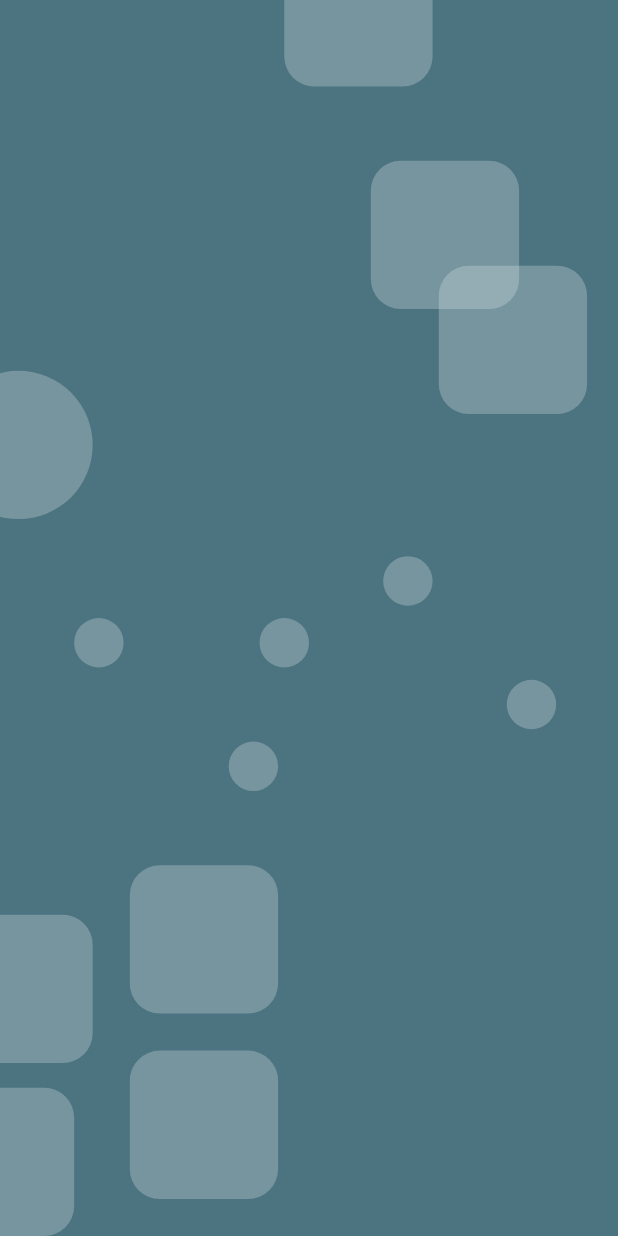
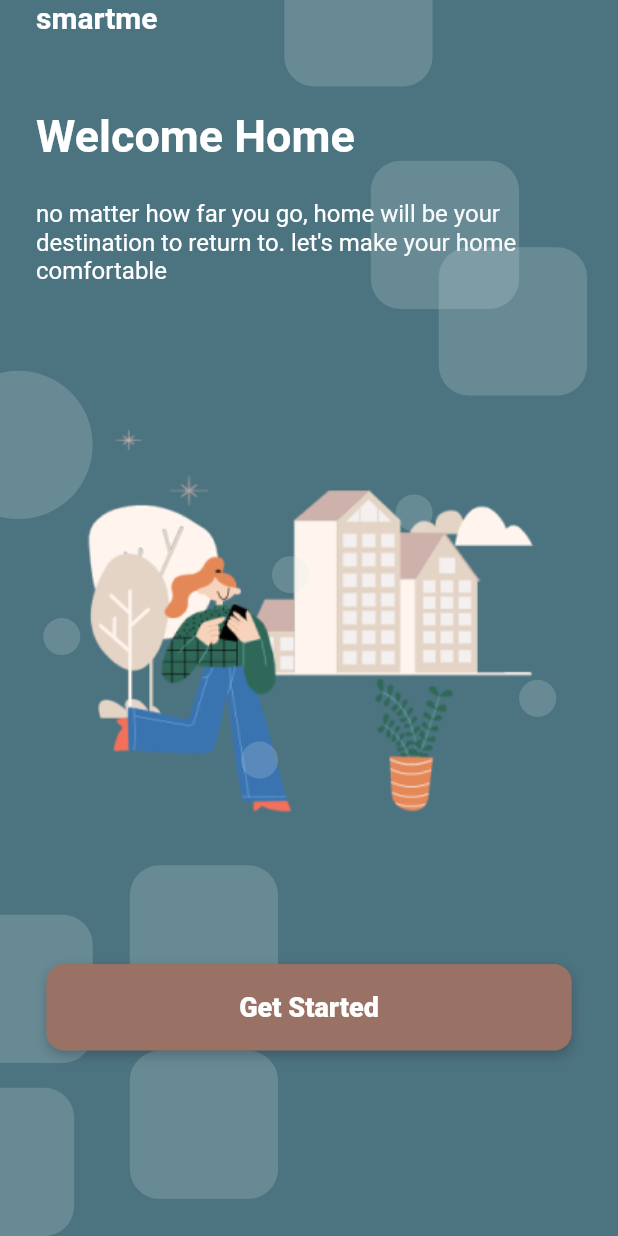
Before and after one commit to sajibahmedb98/smart-home-app-ui, a Flutter app: the screen it shows after launch, on a phone screen of 412 x 824 dp. Run offline on Flutter 3.47's test engine with Material 2 defaults, Android fonts, the phone set to English and light mode, and no system bars.

Commit message:
splash screen

```diff
--- a/lib/colors.dart
+++ b/lib/colors.dart
@@ -1,7 +1,7 @@
 import 'package:flutter/material.dart';
 
 const Color surfaceColor = Color(0xffE7DDDA);
-const Color mainColor = Color(0xff9A7265);
+const Color mainColor = Color(0xFF9A7265);
 const Color surface2Color = Color(0xffD8E4E8);
 const Color main2Color = Color(0xff4C7380);
 const Color surface3Color = Color(0xffE0EBE2);
--- a/lib/components/random_container.dart
+++ b/lib/components/random_container.dart
@@ -24,7 +24,7 @@ class RandomContainer extends StatelessWidget {
         height: size,
         width: size,
         decoration: BoxDecoration(
-          color: surface2Color.withOpacity(0.3),
+          color: surface2Color.withOpacity(0.2),
           borderRadius: BorderRadius.circular(radius),
         ),
       ),
--- /dev/null
+++ b/lib/screens/home_screen.dart
@@ -0,0 +1,10 @@
+import 'package:flutter/material.dart';
+
+class HomeScreen extends StatelessWidget {
+  const HomeScreen({super.key});
+
+  @override
+  Widget build(BuildContext context) {
+    return const Scaffold();
+  }
+}
--- a/lib/screens/splash_screen.dart
+++ b/lib/screens/splash_screen.dart
@@ -1,6 +1,8 @@
 import 'package:flutter/material.dart';
 import 'package:smart_home/colors.dart';
 import 'package:smart_home/components/random_container.dart';
+import 'package:smart_home/screens/home_screen.dart';
+import 'package:smart_home/widgets/my_button.dart';
 
 class SplasScreen extends StatelessWidget {
   const SplasScreen({super.key});
@@ -9,87 +11,158 @@ class SplasScreen extends StatelessWidget {
   Widget build(BuildContext context) {
     final deviceHeight = MediaQuery.of(context).size.height;
     final deviceWidth = MediaQuery.of(context).size.width;
-    return  Scaffold(
+    return Scaffold(
       backgroundColor: main2Color,
       body: Stack(
         children: [
-          RandomContainer(
-            size: deviceHeight*0.12,
-            radius: 20,
-            positionRight: deviceWidth*0.3,
-            positionTop: -deviceWidth*0.1,
+          const Padding(
+            padding: EdgeInsets.symmetric(
+              horizontal: 24,
+            ),
+            child: SafeArea(
+              child: Column(
+                mainAxisAlignment: MainAxisAlignment.spaceBetween,
+                crossAxisAlignment: CrossAxisAlignment.start,
+                children: [
+                  Column(
+                    crossAxisAlignment: CrossAxisAlignment.start,
+                    children: [
+                      Text(
+                        'smartme',
+                        style: TextStyle(
+                          color: Colors.white,
+                          fontWeight: FontWeight.bold,
+                          fontSize: 20,
+                        ),
+                      ),
+                      SizedBox(
+                        height: 50,
+                      ),
+                      Text(
+                        'Welcome Home',
+                        style: TextStyle(
+                          color: Colors.white,
+                          fontWeight: FontWeight.bold,
+                          fontSize: 30,
+                        ),
+                      ),
+                      SizedBox(
+                        height: 25,
+                      ),
+                      Text(
+                        "no matter how far you go, home will be your destination to return to. let's make your home comfortable",
+                        style: TextStyle(
+                          fontSize: 16,
+                          color: Colors.white,
+                          fontWeight: FontWeight.w400,
+                        ),
+                      ),
+                    ],
+                  ),
+                ],
+              ),
+            ),
+          ),
+          Center(
+            child: Image(
+              height: deviceHeight,
+              width: deviceWidth,
+              image: const AssetImage('lib/assets/splash-image.png'),
+            ),
           ),
           RandomContainer(
-            size: deviceHeight*0.12,
+            size: deviceHeight * 0.12,
             radius: 20,
-            positionRight: deviceWidth*0.16,
-            positionTop: deviceWidth*0.26,
+            positionRight: deviceWidth * 0.3,
+            positionTop: -deviceWidth * 0.1,
           ),
           RandomContainer(
-            size: deviceHeight*0.12,
+            size: deviceHeight * 0.12,
             radius: 20,
-            positionRight: deviceWidth*0.05,
-            positionTop: deviceWidth*0.43,
+            positionRight: deviceWidth * 0.16,
+            positionTop: deviceWidth * 0.26,
           ),
           RandomContainer(
-            size: deviceHeight*0.12,
-            radius: 100,
-            positionRight: deviceWidth*0.85,
-            positionTop: deviceWidth*0.6,
+            size: deviceHeight * 0.12,
+            radius: 20,
+            positionRight: deviceWidth * 0.05,
+            positionTop: deviceWidth * 0.4,
           ),
           RandomContainer(
-            size: deviceHeight*0.04,
+            size: deviceHeight * 0.12,
             radius: 100,
-            positionRight: deviceWidth*0.8,
-            positionTop: deviceWidth*1,
+            positionRight: deviceWidth * 0.85,
+            positionTop: deviceWidth * 0.6,
           ),
           RandomContainer(
-            size: deviceHeight*0.04,
+            size: deviceHeight * 0.03,
             radius: 100,
-            positionRight: deviceWidth*0.3,
-            positionTop: deviceWidth*0.9,
-          ),
-           RandomContainer(
-            size: deviceHeight*0.04,
-            radius: 100,
-            positionRight: deviceWidth*0.5,
-            positionTop: deviceHeight*0.5,
+            positionRight: deviceWidth * 0.87,
+            positionTop: deviceWidth * 1,
           ),
           RandomContainer(
-            size: deviceHeight*0.04,
+            size: deviceHeight * 0.03,
             radius: 100,
-            positionRight: deviceWidth*0.1,
-            positionTop: deviceHeight*0.55,
+            positionRight: deviceWidth * 0.3,
+            positionTop: deviceWidth * 0.8,
           ),
           RandomContainer(
-            size: deviceHeight*0.04,
+            size: deviceHeight * 0.03,
             radius: 100,
-            positionRight: deviceWidth*0.55,
-            positionTop: deviceHeight*0.6,
+            positionRight: deviceWidth * 0.5,
+            positionTop: deviceHeight * 0.45,
           ),
           RandomContainer(
-            size: deviceHeight*0.12,
-            radius: 20,
-            positionRight: deviceWidth*0.55,
-            positionTop: deviceHeight*0.7,
+            size: deviceHeight * 0.03,
+            radius: 100,
+            positionRight: deviceWidth * 0.1,
+            positionTop: deviceHeight * 0.55,
           ),
           RandomContainer(
-            size: deviceHeight*0.12,
-            radius: 20,
-            positionRight: deviceWidth*0.55,
-            positionTop: deviceHeight*0.85,
+            size: deviceHeight * 0.03,
+            radius: 100,
+            positionRight: deviceWidth * 0.55,
+            positionTop: deviceHeight * 0.6,
           ),
           RandomContainer(
-            size: deviceHeight*0.12,
+            size: deviceHeight * 0.12,
             radius: 20,
-            positionRight: deviceWidth*0.85,
-            positionTop: deviceHeight*0.74,
+            positionRight: deviceWidth * 0.55,
+            positionTop: deviceHeight * 0.7,
           ),
           RandomContainer(
-            size: deviceHeight*0.12,
+            size: deviceHeight * 0.12,
             radius: 20,
-            positionRight: deviceWidth*0.88,
-            positionTop: deviceHeight*0.88,
+            positionRight: deviceWidth * 0.55,
+            positionTop: deviceHeight * 0.85,
+          ),
+          RandomContainer(
+            size: deviceHeight * 0.12,
+            radius: 20,
+            positionRight: deviceWidth * 0.85,
+            positionTop: deviceHeight * 0.74,
+          ),
+          RandomContainer(
+            size: deviceHeight * 0.12,
+            radius: 20,
+            positionRight: deviceWidth * 0.88,
+            positionTop: deviceHeight * 0.88,
+          ),
+          Padding(
+            padding: EdgeInsets.only(
+              bottom: deviceHeight * 0.15,
+            ),
+            child: Align(
+              alignment: Alignment.bottomCenter,
+              child: MyButton(
+                buttonText: 'Get Started',
+                onTap: () => Navigator.push(
+                    context,
+                    MaterialPageRoute(
+                      builder: (context) => const HomeScreen(),
+                    )),
+              ),
+            ),
           ),
         ],
       ),
--- /dev/null
+++ b/lib/widgets/my_button.dart
@@ -0,0 +1,49 @@
+import 'package:flutter/material.dart';
+import 'package:smart_home/colors.dart';
+
+class MyButton extends StatelessWidget {
+  final String buttonText;
+  final Icon? buttonIcon;
+  final void Function()? onTap;
+
+  const MyButton({
+    super.key,
+    required this.buttonText,
+    this.buttonIcon,
+    required this.onTap,
+  });
+
+  @override
+  Widget build(BuildContext context) {
+    final deviceHeight = MediaQuery.of(context).size.height;
+    final deviceWidth = MediaQuery.of(context).size.width;
+    return GestureDetector(
+      onTap: () => onTap!(),
+      child: Container(
+        height: deviceHeight * 0.07,
+        width: deviceWidth * 0.85,
+        decoration: BoxDecoration(
+          color: mainColor,
+          borderRadius: BorderRadius.circular(12),
+          boxShadow: [
+            BoxShadow(
+              color: Colors.black.withOpacity(0.2),
+              blurRadius: 6,
+              offset: const Offset(0, 3),
+            ),
+          ],
+        ),
+        child: Center(
+          child: Text(
+            buttonText,
+            style: const TextStyle(
+              color: Colors.white,
+              fontSize: 18,
+              fontWeight: FontWeight.w800,
+            ),
+          ),
+        ),
+      ),
+    );
+  }
+}
--- a/pubspec.yaml
+++ b/pubspec.yaml
@@ -59,8 +59,8 @@ flutter:
   uses-material-design: true
 
   # To add assets to your application, add an assets section, like this:
-  # assets:
-  #   - images/a_dot_burr.jpeg
+  assets:
+    - lib/assets/
   #   - images/a_dot_ham.jpeg
 
   # An image asset can refer to one or more resolution-specific "variants", see
```
Also changed, not shown: lib/assets/splash-image.png (added).
